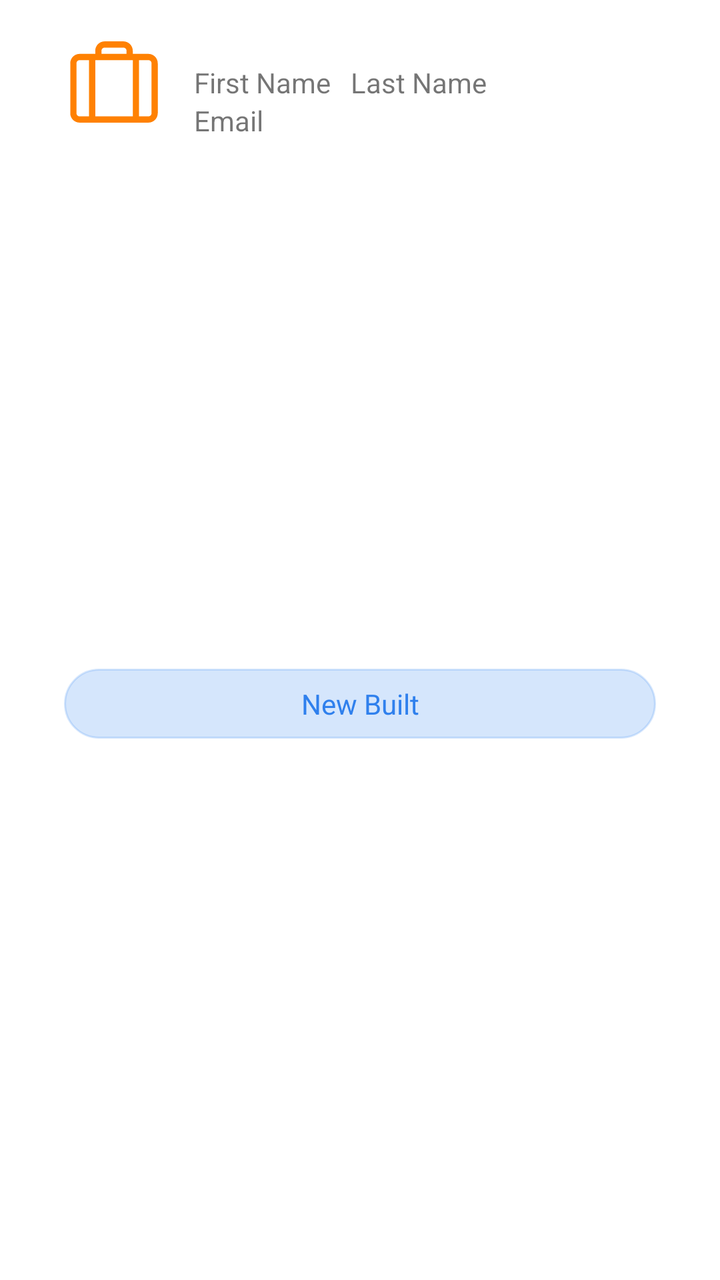
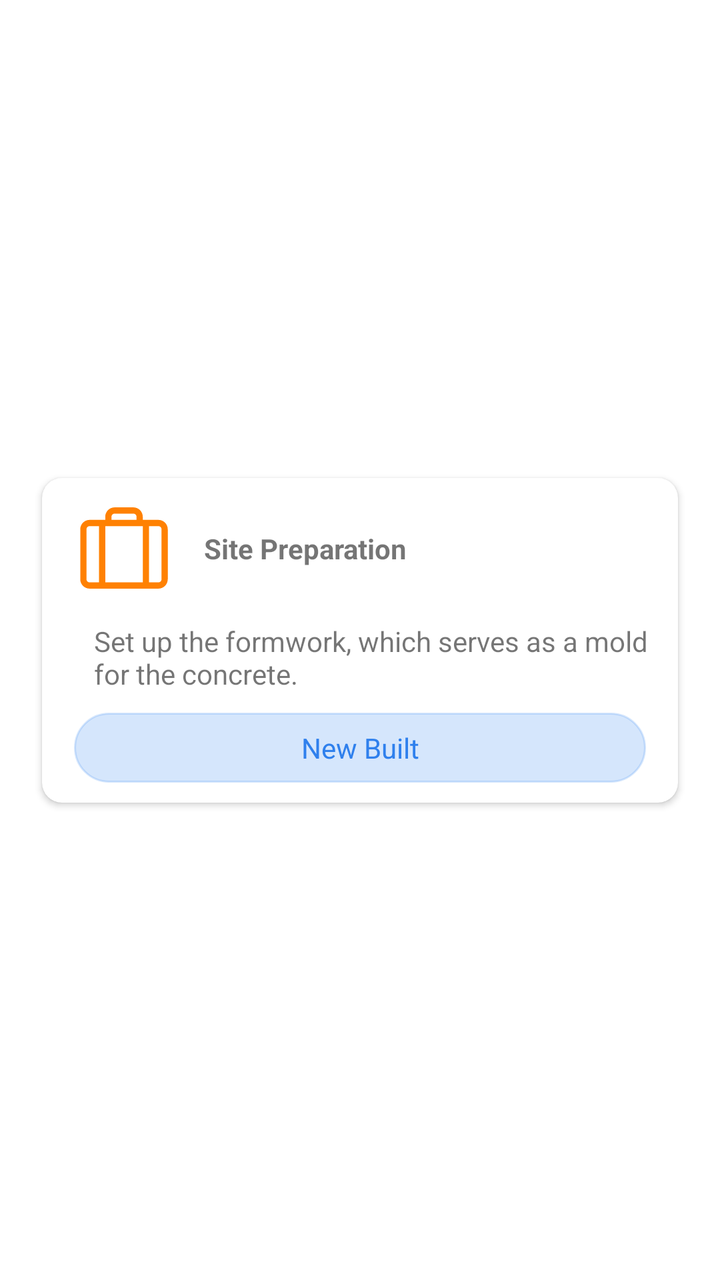

An Android layout rendered at two revisions. The XML below is the earlier revision; the diff shows what the commit changed to produce the second picture.
<!-- AndroidManifest.xml: application theme Theme.CQ_mobile -->
<!-- res/layout/item_todo.xml -->
<androidx.constraintlayout.widget.ConstraintLayout
    xmlns:android="http://schemas.android.com/apk/res/android"
    android:layout_width="match_parent"
    android:layout_height="wrap_content"
    android:layout_marginHorizontal="5dp"
    xmlns:app="http://schemas.android.com/apk/res-auto"
    android:padding="16dp">

    <ImageView
        android:id="@+id/avatar"
        android:layout_width="50dp"
        android:layout_height="50dp"
        android:layout_marginStart="16dp"
        android:src="@drawable/nav_todo_orange"
        app:layout_constraintStart_toStartOf="parent"
        app:layout_constraintTop_toTopOf="parent" />

    <TextView
        android:id="@+id/firstName"
        android:layout_width="wrap_content"
        android:layout_height="wrap_content"
        android:text="First Name"
        android:layout_marginStart="15dp"
        android:layout_marginVertical="12dp"
        app:layout_constraintBottom_toBottomOf="@+id/avatar"
        app:layout_constraintStart_toEndOf="@+id/avatar"
        app:layout_constraintTop_toTopOf="@+id/avatar" />

    <TextView
        android:id="@+id/lastName"
        android:layout_width="wrap_content"
        android:layout_height="wrap_content"
        android:text="Last Name"
        android:layout_marginStart="10dp"
        app:layout_constraintBottom_toBottomOf="@+id/firstName"
        app:layout_constraintStart_toEndOf="@+id/firstName"
        app:layout_constraintTop_toTopOf="@+id/firstName" />

    <TextView
        android:id="@+id/email"
        android:layout_width="wrap_content"
        android:layout_height="wrap_content"
        android:text="Email"
        app:layout_constraintStart_toStartOf="@+id/firstName"
        app:layout_constraintTop_toBottomOf="@id/lastName" />


    <TextView
        android:id="@+id/new_built"
        android:layout_width="0dp"
        android:layout_height="wrap_content"
        android:layout_marginHorizontal="16dp"
        android:background="@drawable/button_blue"
        android:text="New Built"
        android:textAlignment="center"
        android:textColor="#2F80ED"
        android:layout_marginTop="10dp"
        app:layout_constraintBottom_toBottomOf="parent"
        app:layout_constraintEnd_toEndOf="parent"
        app:layout_constraintStart_toStartOf="parent"
        app:layout_constraintTop_toBottomOf="@+id/email" />

</androidx.constraintlayout.widget.ConstraintLayout>
<!-- resources referenced by this layout -->
<resources>
  <!-- drawable button_blue (drawable) -->
  <shape xmlns:android="http://schemas.android.com/apk/res/android">
      <solid android:color="#332F80ED" />
      <corners android:radius="26dp" />
      <padding android:left="8dp" android:top="8dp" android:right="8dp" android:bottom="8dp" />
      <stroke android:width="1dp" android:color="#332F80ED" />
  </shape>
  <!-- drawable nav_todo_orange (drawable) -->
  <vector xmlns:android="http://schemas.android.com/apk/res/android" xmlns:aapt="http://schemas.android.com/aapt"
      android:viewportWidth="32"
      android:viewportHeight="32"
      android:width="32dp"
      android:height="32dp">
      <path
          android:pathData="M27 7H22V6C22 5.20435 21.6839 4.44129 21.1213 3.87868C20.5587 3.31607 19.7956 3 19 3H13C12.2044 3 11.4413 3.31607 10.8787 3.87868C10.3161 4.44129 10 5.20435 10 6V7H5C4.20435 7 3.44129 7.31607 2.87868 7.87868C2.31607 8.44129 2 9.20435 2 10V26C2 26.7956 2.31607 27.5587 2.87868 28.1213C3.44129 28.6839 4.20435 29 5 29H27C27.7956 29 28.5587 28.6839 29.1213 28.1213C29.6839 27.5587 30 26.7956 30 26V10C30 9.20435 29.6839 8.44129 29.1213 7.87868C28.5587 7.31607 27.7956 7 27 7ZM12 6C12 5.73478 12.1054 5.48043 12.2929 5.29289C12.4804 5.10536 12.7348 5 13 5H19C19.2652 5 19.5196 5.10536 19.7071 5.29289C19.8946 5.48043 20 5.73478 20 6V7H12V6ZM5 27C4.73478 27 4.48043 26.8946 4.29289 26.7071C4.10536 26.5196 4 26.2652 4 26V10C4 9.73478 4.10536 9.48043 4.29289 9.29289C4.48043 9.10536 4.73478 9 5 9H8V27H5ZM10 27V9H22V27H10ZM28 26C28 26.2652 27.8946 26.5196 27.7071 26.7071C27.5196 26.8946 27.2652 27 27 27H24V9H27C27.2652 9 27.5196 9.10536 27.7071 9.29289C27.8946 9.48043 28 9.73478 28 10V26Z"
          android:fillColor="#FF8102" />
  </vector>
  <style name="Theme.CQ_mobile" parent="Theme.MaterialComponents.DayNight.DarkActionBar">
          
          <item name="colorPrimary">@color/purple_500</item>
          <item name="colorPrimaryVariant">@color/purple_700</item>
          <item name="colorOnPrimary">@color/white</item>
          
          <item name="colorSecondary">@color/teal_200</item>
          <item name="colorSecondaryVariant">@color/teal_700</item>
          <item name="colorOnSecondary">@color/black</item>
          
          <item name="android:statusBarColor">?attr/colorPrimaryVariant</item>
          
      </style>
  <color name="purple_500">#000000</color>
  <color name="purple_700">#000000</color>
  <color name="white">#FFFFFFFF</color>
  <color name="teal_200">#1976D2</color>
  <color name="teal_700">#FF018786</color>
  <color name="black">#FF000000</color>
</resources>

<!-- the commit's change to res/layout/item_todo.xml (unified diff, before → after) -->
@@ -1,63 +1,80 @@
 <androidx.constraintlayout.widget.ConstraintLayout
     xmlns:android="http://schemas.android.com/apk/res/android"
+    xmlns:tools="http://schemas.android.com/tools"
     android:layout_width="match_parent"
     android:layout_height="wrap_content"
     android:layout_marginHorizontal="5dp"
     xmlns:app="http://schemas.android.com/apk/res-auto"
     android:padding="16dp">
 
-    <ImageView
-        android:id="@+id/avatar"
-        android:layout_width="50dp"
-        android:layout_height="50dp"
-        android:layout_marginStart="16dp"
-        android:src="@drawable/nav_todo_orange"
-        app:layout_constraintStart_toStartOf="parent"
-        app:layout_constraintTop_toTopOf="parent" />
-
-    <TextView
-        android:id="@+id/firstName"
-        android:layout_width="wrap_content"
+    <androidx.cardview.widget.CardView
+        android:layout_width="match_parent"
         android:layout_height="wrap_content"
-        android:text="First Name"
-        android:layout_marginStart="15dp"
-        android:layout_marginVertical="12dp"
-        app:layout_constraintBottom_toBottomOf="@+id/avatar"
-        app:layout_constraintStart_toEndOf="@+id/avatar"
-        app:layout_constraintTop_toTopOf="@+id/avatar" />
-
-    <TextView
-        android:id="@+id/lastName"
-        android:layout_width="wrap_content"
-        android:layout_height="wrap_content"
-        android:text="Last Name"
-        android:layout_marginStart="10dp"
-        app:layout_constraintBottom_toBottomOf="@+id/firstName"
-        app:layout_constraintStart_toEndOf="@+id/firstName"
-        app:layout_constraintTop_toTopOf="@+id/firstName" />
-
-    <TextView
-        android:id="@+id/email"
-        android:layout_width="wrap_content"
-        android:layout_height="wrap_content"
-        android:text="Email"
-        app:layout_constraintStart_toStartOf="@+id/firstName"
-        app:layout_constraintTop_toBottomOf="@id/lastName" />
-
-
-    <TextView
-        android:id="@+id/new_built"
-        android:layout_width="0dp"
-        android:layout_height="wrap_content"
-        android:layout_marginHorizontal="16dp"
-        android:background="@drawable/button_blue"
-        android:text="New Built"
-        android:textAlignment="center"
-        android:textColor="#2F80ED"
-        android:layout_marginTop="10dp"
+        app:cardCornerRadius="10dp"
+        android:elevation="10dp"
+        android:layout_margin="5dp"
         app:layout_constraintBottom_toBottomOf="parent"
         app:layout_constraintEnd_toEndOf="parent"
         app:layout_constraintStart_toStartOf="parent"
-        app:layout_constraintTop_toBottomOf="@+id/email" />
+        app:layout_constraintTop_toTopOf="parent">
 
+        <androidx.constraintlayout.widget.ConstraintLayout
+            android:layout_width="match_parent"
+            android:layout_height="match_parent">
+
+            <ImageView
+                android:id="@+id/avatar"
+                android:layout_width="50dp"
+                android:layout_height="50dp"
+                android:layout_marginStart="16dp"
+                android:layout_marginTop="10dp"
+                android:src="@drawable/nav_todo_orange"
+                app:layout_constraintStart_toStartOf="parent"
+                app:layout_constraintTop_toTopOf="parent" />
+
+            <TextView
+                android:id="@+id/Site_preparation"
+                android:layout_width="wrap_content"
+                android:layout_height="wrap_content"
+                android:layout_marginVertical="12dp"
+                android:layout_marginStart="15dp"
+                android:textStyle="bold"
+                android:text="Site Preparation"
+                app:layout_constraintBottom_toBottomOf="@+id/avatar"
+                app:layout_constraintStart_toEndOf="@+id/avatar"
+                app:layout_constraintTop_toTopOf="@+id/avatar" />
+
+
+            <TextView
+                android:id="@+id/state_description"
+                android:layout_width="0dp"
+                android:layout_height="wrap_content"
+                android:layout_marginHorizontal="10dp"
+                android:layout_marginVertical="12dp"
+                android:layout_marginTop="5dp"
+                android:text="Set up the formwork, which serves as a mold for the concrete."
+                app:layout_constraintEnd_toEndOf="parent"
+                app:layout_constraintHorizontal_bias="1.0"
+                app:layout_constraintStart_toStartOf="@+id/avatar"
+                app:layout_constraintTop_toBottomOf="@+id/avatar" />
+
+            <TextView
+                android:id="@+id/new_built"
+                android:layout_width="0dp"
+                android:layout_height="wrap_content"
+                android:layout_marginHorizontal="16dp"
+                android:layout_marginBottom="10dp"
+                android:background="@drawable/button_blue"
+                android:text="New Built"
+                android:textAlignment="center"
+                android:textColor="#2F80ED"
+                android:layout_marginTop="10dp"
+                app:layout_constraintBottom_toBottomOf="parent"
+                app:layout_constraintEnd_toEndOf="parent"
+                app:layout_constraintStart_toStartOf="parent"
+                app:layout_constraintTop_toBottomOf="@+id/state_description" />
+        </androidx.constraintlayout.widget.ConstraintLayout>
+
+
+    </androidx.cardview.widget.CardView>
 </androidx.constraintlayout.widget.ConstraintLayout>
